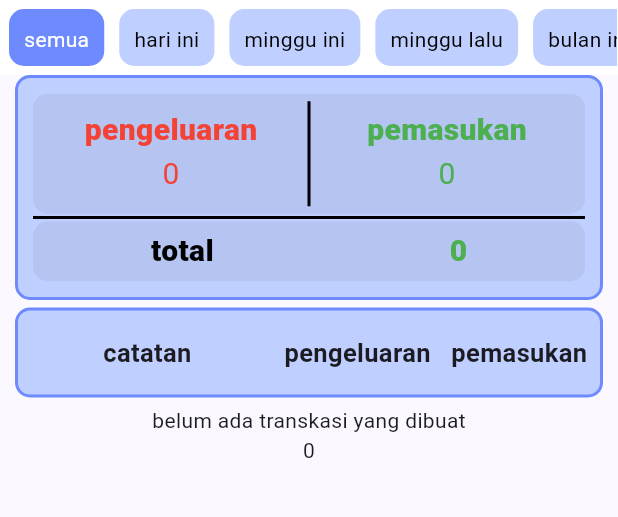
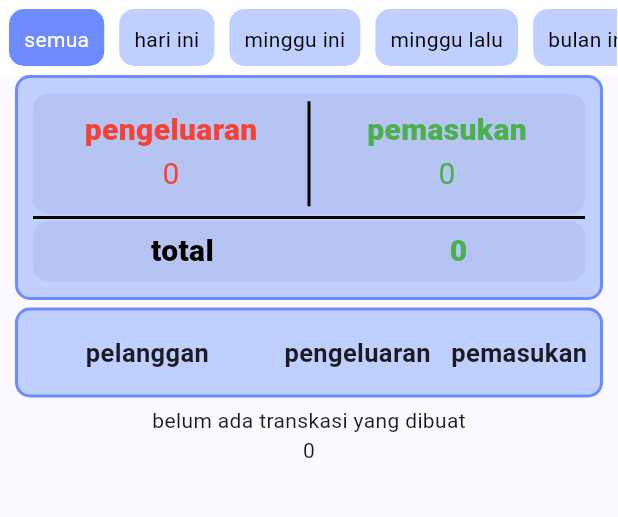
Before and after one commit to tibeesdev/flutter-kasir, a Flutter app: the screen it shows after launch, on a phone screen of 412 x 824 dp, the part 84-601 px from its top. Run offline on Flutter 3.47's test engine with Material 3 defaults, Android fonts, the phone set to English and light mode, and no system bars; our stand-ins replace sqflite; accounts and stored records are empty.

Commit message:
ubah catatanmenjadi pelanggan

```diff
--- a/lib/database_handler/database_instance.dart
+++ b/lib/database_handler/database_instance.dart
@@ -26,7 +26,7 @@ class DatabaseInstance {
   // kolom transaksi
   final String transaksi_id = 'id';
   final String transaksi_kode = 'kode_transaksi';
-  final String transaksi_catatan = 'catatan_transaksi';
+  final String transaksi_pelanggan = 'pelanggan_transaksi';
   final String transaksi_total_modal = 'total_modal';
   final String transaksi_total_harga = 'total_harga';
   final String transaksi_total_keuntungan = 'total_keuntungan';
@@ -73,7 +73,7 @@ class DatabaseInstance {
     await db.execute('''CREATE TABLE $tabel_transaksi (
     $transaksi_id INTEGER PRIMARY KEY AUTOINCREMENT NOT NULL,
     $transaksi_kode TEXT NOT NULL UNIQUE,
-    $transaksi_catatan TEXT NOT NULL,
+    $transaksi_pelanggan TEXT NOT NULL,
     $transaksi_total_modal INTEGER NOT NULL,
     $transaksi_total_harga INTEGER NOT NULL,
     $transaksi_total_keuntungan INTEGER NOT NULL)''');
@@ -175,7 +175,9 @@ class DatabaseInstance {
 
   // transaksi produk
   // kode produk
-  Future<List<ProductsTransactionsModel>> showProductsTransactionsByKode(String kode_produk_transaksi) async {
+  Future<List<ProductsTransactionsModel>> showProductsTransactionsByKode(
+    String kode_produk_transaksi,
+  ) async {
     final db = await database();
     final query = await db.query(
       tabel_produk_transaksi,
@@ -217,7 +219,7 @@ class DatabaseInstance {
 
   // hapus transaksi berdasarkan kode
   // hapus produk berdasarkana kode
-  Future <List<int>> deleteTransaction(String kode_transaksi) async {
+  Future<List<int>> deleteTransaction(String kode_transaksi) async {
     final db = await database();
     final query = await db.delete(
       tabel_transaksi,
--- a/lib/database_handler/database_model.dart
+++ b/lib/database_handler/database_model.dart
@@ -28,14 +28,14 @@ class ProductsModel {
 // model untuk transaksi
 class TransactionsModel {
   int? id, total_modal, total_harga, total_keuntungan;
-  String? catatan_transaksi, kode_transaksi;
+  String? pelanggan_transaksi, kode_transaksi;
 
   TransactionsModel({
     this.id,
     this.total_modal,
     this.total_harga,
     this.total_keuntungan,
-    this.catatan_transaksi,
+    this.pelanggan_transaksi,
     this.kode_transaksi,
   });
 
@@ -46,7 +46,7 @@ class TransactionsModel {
       total_modal: json['total_modal'],
       total_harga: json['total_harga'],
       total_keuntungan: json['total_keuntungan'],
-      catatan_transaksi: json['catatan_transaksi'],
+      pelanggan_transaksi: json['pelanggan_transaksi'],
       kode_transaksi: json['kode_transaksi'],
     );
   }
@@ -55,14 +55,16 @@ class TransactionsModel {
 // model untuk produk
 class ProductsTransactionsModel {
   int? id, jumlah_item;
-  String? kode_barang, kode_transaksi, harga_barang,modal_barang, nama_barang;
+  String? kode_barang, kode_transaksi, harga_barang, modal_barang, nama_barang;
 
   ProductsTransactionsModel({
     this.id,
     this.jumlah_item,
     this.kode_barang,
     this.kode_transaksi,
-    this.harga_barang, this.modal_barang, this.nama_barang
+    this.harga_barang,
+    this.modal_barang,
+    this.nama_barang,
   });
 
   // factory
--- a/lib/main.dart
+++ b/lib/main.dart
@@ -126,7 +126,7 @@ class _MyHomePageState extends State<MyHomePage> {
                 'total_modal': 25000,
                 'total_harga': 50000,
                 'total_keuntungan': 25000,
-                'catatan_transaksi': 'test transaksi',
+                'pelanggan_transaksi': 'test transaksi',
                 'kode_transaksi': 'kode 1',
               });
               print(kode.toString());
@@ -155,7 +155,7 @@ class _MyHomePageState extends State<MyHomePage> {
             // header informasi transaksi
             headerDataTransaksi(screenWidth: screenWidth),
 
-            // informasi transaksi berisi catatan, id transaksi, pengeluaran dan pemasukan
+            // informasi transaksi berisi pelanggan, id transaksi, pengeluaran dan pemasukan
             ListenableBuilder(
               listenable: dataBaseNotifier,
               builder: (context, child) {
--- a/lib/transaction_page.dart
+++ b/lib/transaction_page.dart
@@ -30,7 +30,7 @@ class _TransactionPageState extends State<TransactionPage> {
   // inisiasi tanggal awal
   DateTime? _selectedDate = DateTime.now();
   // controller
-  TextEditingController catatan_transaksi = TextEditingController();
+  TextEditingController pelanggan_transaksi = TextEditingController();
   TextEditingController cari_barang = TextEditingController();
   List<TextEditingController> items_controllers =
       []; // controller untuk list barang
@@ -50,10 +50,10 @@ class _TransactionPageState extends State<TransactionPage> {
     });
   }
 
-  //callback catatan transaksi
-  void onUpdateCatatanTransaksi(String nilai_catatan_transaksi) {
+  //callback pelanggan transaksi
+  void onUpdatepelangganTransaksi(String nilai_pelanggan_transaksi) {
     setState(() {
-      catatan_transaksi.text = nilai_catatan_transaksi;
+      pelanggan_transaksi.text = nilai_pelanggan_transaksi;
     });
   }
 
@@ -145,7 +145,7 @@ class _TransactionPageState extends State<TransactionPage> {
       );
     }
     TransactionsModel transaksi = TransactionsModel(
-      catatan_transaksi: catatan_transaksi.text,
+      pelanggan_transaksi: pelanggan_transaksi.text,
       kode_transaksi: kode_transaksi,
       total_harga: total_harga,
       total_keuntungan:
@@ -159,7 +159,7 @@ class _TransactionPageState extends State<TransactionPage> {
       'total_modal': transaksi.total_modal,
       'total_harga': transaksi.total_harga,
       'total_keuntungan': transaksi.total_keuntungan,
-      'catatan_transaksi': transaksi.catatan_transaksi,
+      'pelanggan_transaksi': transaksi.pelanggan_transaksi,
       'kode_transaksi': transaksi.kode_transaksi,
     });
     // refresh kode transaksi
@@ -223,7 +223,7 @@ class _TransactionPageState extends State<TransactionPage> {
     for (var controller in items_controllers) {
       controller.dispose();
     }
-    catatan_transaksi.dispose();
+    pelanggan_transaksi.dispose();
     cari_barang.dispose();
     super.dispose();
   }
@@ -275,15 +275,15 @@ class _TransactionPageState extends State<TransactionPage> {
               ),
             ),
 
-            // card input catatan, kode, dan tanggal transaksi
+            // card input pelanggan, kode, dan tanggal transaksi
             Padding(
               padding: EdgeInsets.all(5),
               child: DetailTransaksi(
                 screenWidth: screenWidth,
-                catatan_transaksi: catatan_transaksi,
+                pelanggan_transaksi: pelanggan_transaksi,
                 cari_barang: cari_barang,
                 onUpdateCariBarang: onUpdateCariBarang,
-                onUpdateCatatanTransaksi: onUpdateCatatanTransaksi,
+                onUpdatepelangganTransaksi: onUpdatepelangganTransaksi,
                 onUpdateSelectDate: onUpdateSelectDate,
               ),
             ),
@@ -297,13 +297,11 @@ class _TransactionPageState extends State<TransactionPage> {
               kode_transaksi: kode_transaksi,
             ),
 
-
             cutomTabBar(
               screenWidth: screenWidth,
               dataBaseNotifier: widget.dataBaseNotifier,
               addTransaction: addTransaction,
             ),
-
           ],
         ),
       ),
--- a/lib/widgets_assets/main_page.dart
+++ b/lib/widgets_assets/main_page.dart
@@ -243,7 +243,7 @@ class dataTransaksi extends StatelessWidget {
   }
 }
 
-// header untuk data transaksi berisi teks catatan, pengeluaran dan pemasukan
+// header untuk data transaksi berisi teks pelanggan, pengeluaran dan pemasukan
 class headerDataTransaksi extends StatelessWidget {
   const headerDataTransaksi({super.key, required this.screenWidth});
 
@@ -272,7 +272,7 @@ class headerDataTransaksi extends StatelessWidget {
             flex: 40,
             child: Center(
               child: Text(
-                'catatan',
+                'pelanggan',
                 style: TextStyle(fontSize: 17, fontWeight: FontWeight.bold),
               ),
             ),
@@ -339,15 +339,17 @@ class _informasiTransaksiState extends State<informasiTransaksi> {
                   print(kode_transaksi_tap);
                   TransactionsModel data = await databaseInstance
                       .showTransactionsByKode(kode_transaksi_tap);
-                  print(data.catatan_transaksi);
+                  print(data.pelanggan_transaksi);
 
                   // page informasi transaksi
                   Navigator.push(
                     context,
                     MaterialPageRoute(
                       builder:
-                          (context) =>
-                              InvoicePage(kode_transaksi: kode_transaksi_tap, dataBaseNotifier: widget.dataBaseNotifier,),
+                          (context) => InvoicePage(
+                            kode_transaksi: kode_transaksi_tap,
+                            dataBaseNotifier: widget.dataBaseNotifier,
+                          ),
                     ),
                   );
                 },
@@ -415,7 +417,7 @@ class _informasiTransaksiState extends State<informasiTransaksi> {
                             Container(
                               padding: EdgeInsets.fromLTRB(5, 0, 0, 0),
                               child: Text(
-                                data_transaksi.catatan_transaksi.toString(),
+                                data_transaksi.pelanggan_transaksi.toString(),
                                 style: TextStyle(
                                   fontSize: 15,
                                   fontWeight: FontWeight.w500,
--- a/lib/widgets_assets/products_input_page_widget.dart
+++ b/lib/widgets_assets/products_input_page_widget.dart
@@ -5,7 +5,7 @@ import 'package:kasirapp2/main.dart';
 import 'package:kasirapp2/transaction_page.dart';
 import 'package:kasirapp2/transaction_provider.dart';
 
-// header untuk data produk berisi teks catatan, pengeluaran dan pemasukan
+// header untuk data produk berisi teks pelanggan, pengeluaran dan pemasukan
 class headerDataProduk extends StatelessWidget {
   const headerDataProduk({super.key, required this.screenWidth});
 
@@ -244,7 +244,7 @@ class cutomTabBar extends StatefulWidget {
     required this.screenWidth,
     required this.onInsertProduct,
     required this.dataBaseNotifier,
-    required this.timeFilter
+    required this.timeFilter,
   });
 
   DataBaseNotifier dataBaseNotifier;
--- a/lib/widgets_assets/transaction_page_widget.dart
+++ b/lib/widgets_assets/transaction_page_widget.dart
@@ -160,27 +160,27 @@ class dataTransaksi extends StatelessWidget {
   }
 }
 
-// widget untuk bagian catatan transaski, tanggal transaksi, dan cari barang
+// widget untuk bagian pelanggan transaski, tanggal transaksi, dan cari barang
 
 class DetailTransaksi extends StatefulWidget {
   DetailTransaksi({
     super.key,
     required this.screenWidth,
-    required this.catatan_transaksi,
+    required this.pelanggan_transaksi,
     required this.cari_barang,
     required this.onUpdateCariBarang,
-    required this.onUpdateCatatanTransaksi,
+    required this.onUpdatepelangganTransaksi,
     required this.onUpdateSelectDate,
   });
   // controller
-  TextEditingController catatan_transaksi;
+  TextEditingController pelanggan_transaksi;
   TextEditingController cari_barang;
 
   // lebar layar
   double screenWidth;
 
   // fungsi call back untuk ambil data
-  final Function(String) onUpdateCatatanTransaksi;
+  final Function(String) onUpdatepelangganTransaksi;
   final Function(String) onUpdateCariBarang;
   final Function(DateTime) onUpdateSelectDate;
 
@@ -224,7 +224,7 @@ class _DetailTransaksiState extends State<DetailTransaksi> {
       child: Column(
         children: [
           // bagian atas
-          // catatan transaksi
+          // pelanggan transaksi
           Padding(
             padding: EdgeInsets.all(1),
             child: Container(
@@ -236,13 +236,13 @@ class _DetailTransaksiState extends State<DetailTransaksi> {
                 maxHeight: 80,
                 maxWidth: widget.screenWidth - 20,
               ),
-              // texformfielc catatan transaksi
+              // texformfielc pelanggan transaksi
               child: TextFormField(
-                controller: widget.catatan_transaksi,
+                controller: widget.pelanggan_transaksi,
                 onChanged: (value) {
-                  widget.onUpdateCatatanTransaksi(value);
+                  widget.onUpdatepelangganTransaksi(value);
                   setState(() {
-                    widget.catatan_transaksi.text = value.toString();
+                    widget.pelanggan_transaksi.text = value.toString();
                   });
                 },
                 decoration: InputDecoration(
@@ -256,7 +256,7 @@ class _DetailTransaksiState extends State<DetailTransaksi> {
                   border: OutlineInputBorder(
                     borderRadius: BorderRadius.circular(20),
                   ),
-                  labelText: 'catatan transaksi',
+                  labelText: 'pelanggan transaksi',
                   prefixIcon: Icon(Icons.edit_note_outlined),
                   filled: true,
                   fillColor: Colors.white,
```
